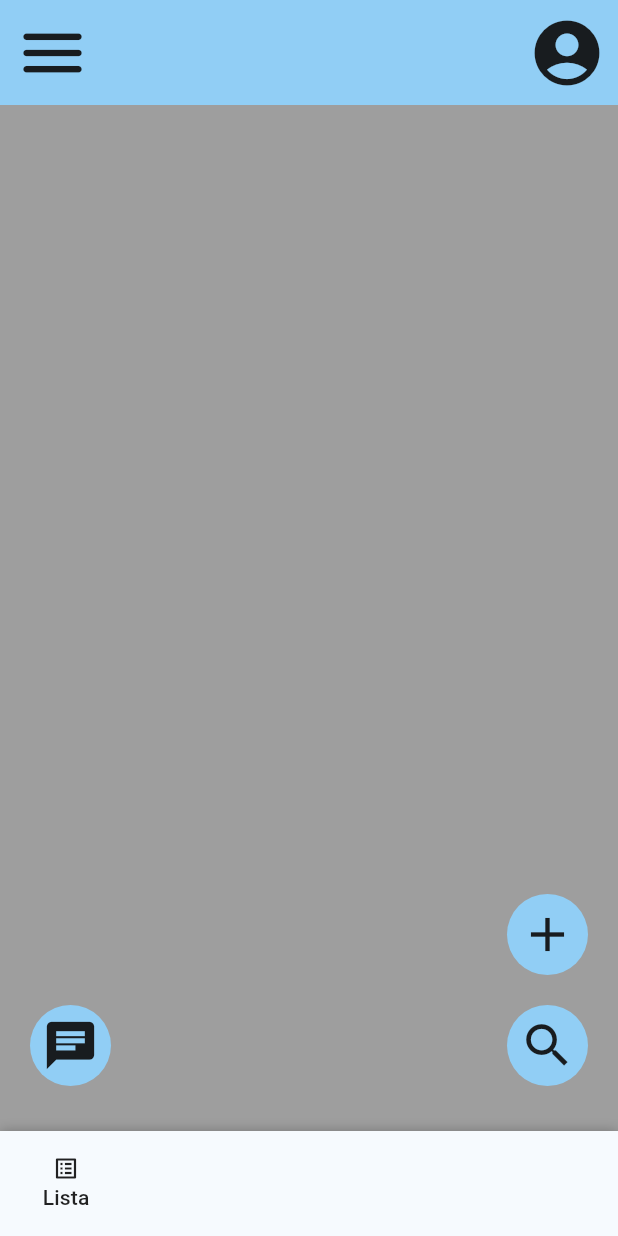
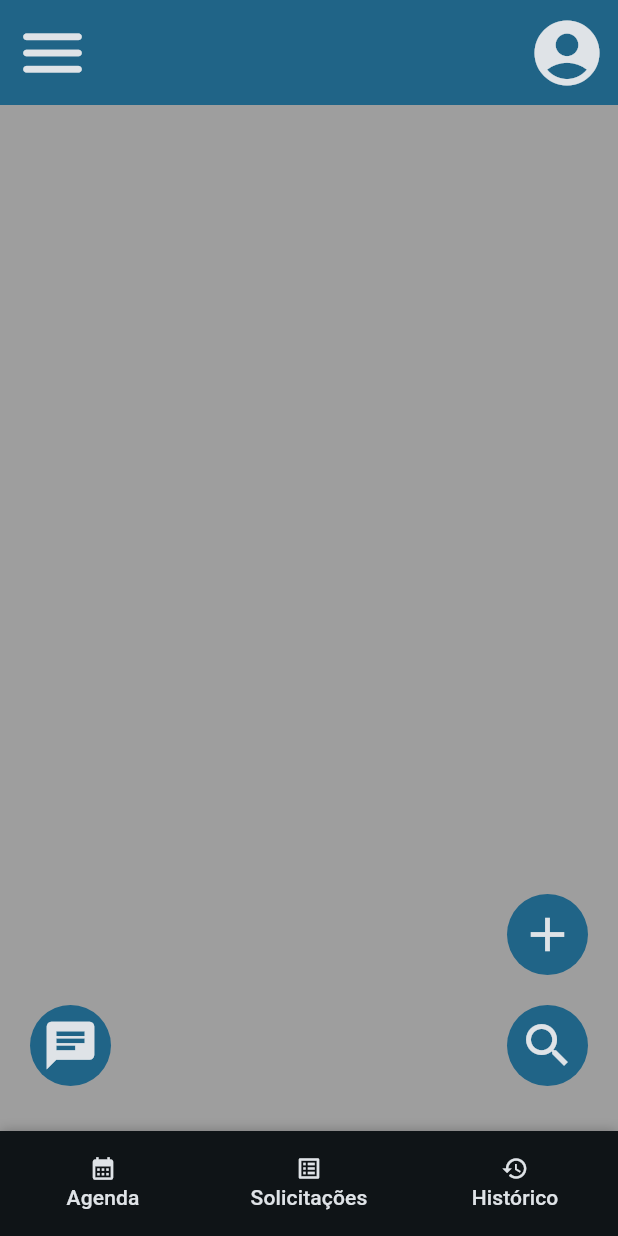
Before and after one commit to Felipe-TM/buscar-flutter, a Flutter app: the MainPage screen opened directly, on a phone screen of 412 x 824 dp. Run offline on Flutter 3.47's test engine with Material 3 defaults, Android fonts, the phone set to English and light mode, and no system bars; missing offline and left inert: inner_shadow_widget; Roboto replaces fonts that are missing (Istok Web).

Commit message:
main page update

```diff
--- a/lib/Widgets/login_page.dart
+++ b/lib/Widgets/login_page.dart
@@ -1,5 +1,6 @@
 import 'package:buscar/widgets/background.dart';
 import 'package:buscar/widgets/buscar_title.dart';
+import 'package:buscar/widgets/main_page.dart';
 import 'package:buscar/widgets/signin_page.dart';
 import 'package:flutter/material.dart';
 
@@ -66,7 +67,8 @@ class _LoginFormState extends State<LoginForm> {
                 child: ShrinkebleButton(
                     child: const CustomFilledButton(chield: Text('Login')),
                     onPressed: () {
-                      print('teste');
+                      Navigator.push(context,
+                          MaterialPageRoute(builder: (context) => MainPage()));
                     }),
               ),
               const SignInButton(),
--- a/lib/main.dart
+++ b/lib/main.dart
@@ -1,5 +1,4 @@
 import 'package:buscar/widgets/login_page.dart';
-import 'package:buscar/widgets/main_page.dart';
 import 'package:flutter/material.dart';
 
 void main() {
@@ -15,13 +14,12 @@ class MyApp extends StatelessWidget {
   Widget build(BuildContext context) {
     return MaterialApp(
         title: 'Flutter layout demo',
-        // home: LoginPage(appVer: appVer),
-        home: MainPage(),
+        home: LoginPage(appVer: appVer),
         theme: ThemeData(
             fontFamily: 'Istok Web',
             colorScheme: ColorScheme.fromSeed(
               seedColor: Color.fromARGB(255, 219, 238, 253),
-              brightness: Brightness.light,
+              brightness: Brightness.dark,
             )));
   }
 }
--- a/lib/widgets/main_page.dart
+++ b/lib/widgets/main_page.dart
@@ -1,3 +1,4 @@
+import 'package:buscar/widgets/buscar_title.dart';
 import 'package:flutter/material.dart';
 
 class MainPage extends StatelessWidget {
@@ -11,11 +12,7 @@ class MainPage extends StatelessWidget {
         backgroundColor: Theme.of(context).colorScheme.inversePrimary,
         foregroundColor: Theme.of(context).colorScheme.onBackground,
         leadingWidth: 70,
-        leading: IconButton(
-          iconSize: 52,
-          onPressed: () {},
-          icon: const Icon(Icons.menu_rounded),
-        ),
+        leading: const LeadingIcon(),
         actions: [
           IconButton(
             onPressed: () {},
@@ -23,6 +20,39 @@ class MainPage extends StatelessWidget {
             iconSize: 52,
           )
         ],
+      ),
+      drawer: Drawer(
+        child: ListView(
+          padding: EdgeInsets.zero,
+          children: [
+            const DrawerHeader(child: BuscarTitle()),
+            ListTile(
+              title: Text('Agenda'),
+              onTap: () {},
+            ),
+            ListTile(
+              title: const Text('Solicitações'),
+              onTap: () {},
+            ),
+            ListTile(
+              title: const Text('Histórico'),
+              onTap: () {},
+            ),
+            ListTile(
+              title: const Text('Conta'),
+              onTap: () {},
+            ),
+            ListTile(
+              title: const Text('Configurações'),
+              onTap: () {},
+            ),
+            ListTile(
+              title: const Text('Sair', style: TextStyle(color: Colors.red)),
+              onTap: () =>
+                  Navigator.of(context).popUntil((route) => route.isFirst),
+            ),
+          ],
+        ),
       ),
       body: Stack(alignment: Alignment.bottomCenter, children: [
         Container(
@@ -65,23 +95,39 @@ class MainPage extends StatelessWidget {
               ]),
           child: Row(
             children: [
-              TextButton(
-                  style: TextButton.styleFrom(
-                    foregroundColor: Colors.black87,
-                    minimumSize: Size(88, 88),
-                    padding: const EdgeInsets.symmetric(horizontal: 16),
-                    shape: const RoundedRectangleBorder(
-                      borderRadius: BorderRadius.all(Radius.circular(2)),
-                    ),
-                  ),
+              FlatTextButton(
                   onPressed: () {},
-                  child: Column(
-                      mainAxisAlignment: MainAxisAlignment.center,
-                      children: [Icon(Icons.list_alt), Text('Lista')])),
-            ],
+                  label: const Text('Agenda'),
+                  icon: const Icon(Icons.calendar_month)),
+              FlatTextButton(
+                  onPressed: () {},
+                  label: const Text('Solicitações'),
+                  icon: const Icon(Icons.list_alt)),
+              FlatTextButton(
+                  onPressed: () {},
+                  label: const Text('Histórico'),
+                  icon: const Icon(Icons.history)),
+            ].map((widget) => Expanded(child: widget)).toList(),
           ),
         ),
       ),
+    );
+  }
+}
+
+class LeadingIcon extends StatelessWidget {
+  const LeadingIcon({
+    super.key,
+  });
+
+  @override
+  Widget build(BuildContext context) {
+    return IconButton(
+      iconSize: 52,
+      onPressed: () {
+        Scaffold.of(context).openDrawer();
+      },
+      icon: const Icon(Icons.menu_rounded),
     );
   }
 }
@@ -127,9 +173,9 @@ class FlatTextButton extends StatelessWidget {
   Widget build(BuildContext context) {
     return TextButton(
         style: TextButton.styleFrom(
-          foregroundColor: Colors.black87,
+          foregroundColor: Theme.of(context).colorScheme.onBackground,
           minimumSize: Size(width, height),
-          padding: const EdgeInsets.symmetric(horizontal: 16),
+          padding: const EdgeInsets.symmetric(horizontal: 10),
           shape: const RoundedRectangleBorder(
             borderRadius: BorderRadius.all(Radius.circular(2)),
           ),
```
